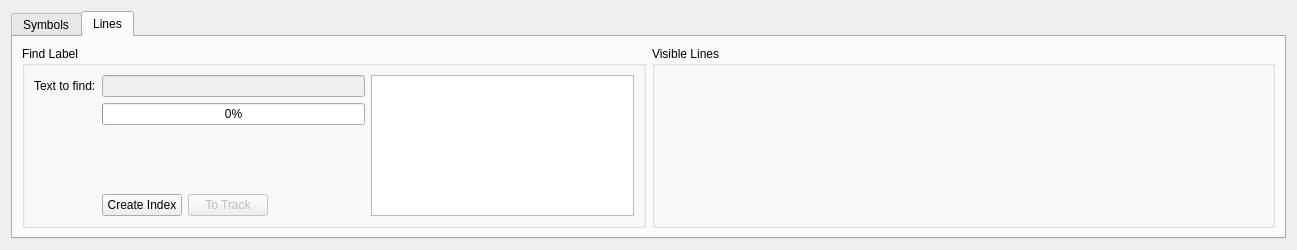
ntruchsess/QLandkarteGT, file src/IMapSearchWidget.ui: the form before one commit.
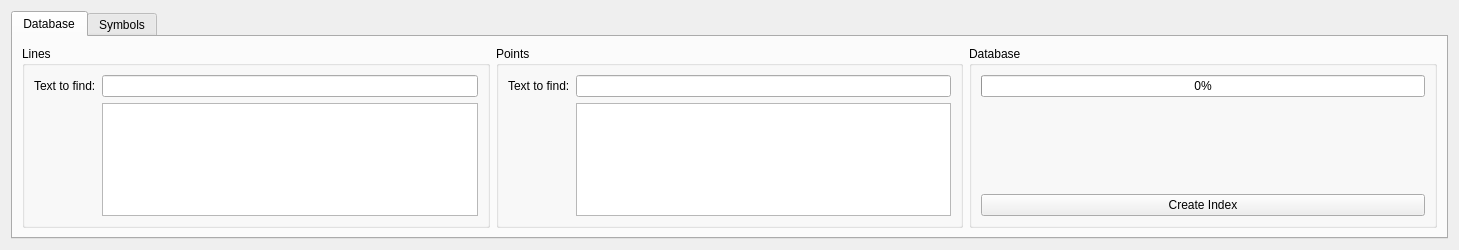
The form after the commit.

Commit message: add points and pois to database

Patch:
```diff
--- a/src/IMapSearchWidget.ui
+++ b/src/IMapSearchWidget.ui
@@ -5,7 +5,7 @@
    <rect>
     <x>0</x>
     <y>0</y>
-    <width>1297</width>
+    <width>1459</width>
     <height>250</height>
    </rect>
   </property>
@@ -30,6 +30,105 @@
      <property name="currentIndex" >
       <number>1</number>
      </property>
+     <widget class="QWidget" name="lines" >
+      <attribute name="title" >
+       <string>Database</string>
+      </attribute>
+      <layout class="QHBoxLayout" name="horizontalLayout" >
+       <item>
+        <widget class="QGroupBox" name="groupLines" >
+         <property name="title" >
+          <string>Lines</string>
+         </property>
+         <layout class="QGridLayout" name="gridLayout" >
+          <item row="0" column="0" >
+           <widget class="QLabel" name="label_3" >
+            <property name="text" >
+             <string>Text to find:</string>
+            </property>
+           </widget>
+          </item>
+          <item row="1" column="1" >
+           <widget class="QListWidget" name="listResultLines" >
+            <property name="selectionMode" >
+             <enum>QAbstractItemView::ExtendedSelection</enum>
+            </property>
+           </widget>
+          </item>
+          <item row="0" column="1" >
+           <widget class="QLineEdit" name="lineTextToFindLines" />
+          </item>
+         </layout>
+        </widget>
+       </item>
+       <item>
+        <widget class="QGroupBox" name="groupPoints" >
+         <property name="title" >
+          <string>Points</string>
+         </property>
+         <layout class="QGridLayout" name="gridLayout_2" >
+          <item row="0" column="0" >
+           <widget class="QLabel" name="label_4" >
+            <property name="text" >
+             <string>Text to find:</string>
+            </property>
+           </widget>
+          </item>
+          <item row="0" column="1" >
+           <widget class="QLineEdit" name="lineTextToFindPoints" >
+            <property name="enabled" >
+             <bool>true</bool>
+            </property>
+           </widget>
+          </item>
+          <item row="1" column="1" >
+           <widget class="QListWidget" name="listResultPoints" >
+            <property name="selectionMode" >
+             <enum>QAbstractItemView::ExtendedSelection</enum>
+            </property>
+           </widget>
+          </item>
+         </layout>
+        </widget>
+       </item>
+       <item>
+        <widget class="QGroupBox" name="groupBox_3" >
+         <property name="title" >
+          <string>Database</string>
+         </property>
+         <layout class="QVBoxLayout" name="verticalLayout_3" >
+          <item>
+           <widget class="QProgressBar" name="progressBar2" >
+            <property name="value" >
+             <number>0</number>
+            </property>
+           </widget>
+          </item>
+          <item>
+           <widget class="QLabel" name="labelProgress2" >
+            <property name="text" >
+             <string/>
+            </property>
+            <property name="wordWrap" >
+             <bool>true</bool>
+            </property>
+           </widget>
+          </item>
+          <item>
+           <widget class="QPushButton" name="pushCreateIndex" >
+            <property name="enabled" >
+             <bool>true</bool>
+            </property>
+            <property name="text" >
+             <string>Create Index</string>
+            </property>
+           </widget>
+          </item>
+         </layout>
+        </widget>
+       </item>
+      </layout>
+     </widget>
      <widget class="QWidget" name="symbols" >
       <attribute name="title" >
        <string>Symbols</string>
@@ -279,119 +378,6 @@
        </item>
       </layout>
      </widget>
-     <widget class="QWidget" name="lines" >
-      <attribute name="title" >
-       <string>Lines</string>
-      </attribute>
-      <layout class="QHBoxLayout" name="horizontalLayout_2" >
-       <item>
-        <widget class="QGroupBox" name="groupBox" >
-         <property name="title" >
-          <string>Find Label</string>
-         </property>
-         <layout class="QGridLayout" name="gridLayout" >
-          <item row="0" column="0" >
-           <widget class="QLabel" name="label_3" >
-            <property name="text" >
-             <string>Text to find:</string>
-            </property>
-           </widget>
-          </item>
-          <item row="0" column="1" >
-           <widget class="QLineEdit" name="lineTextToFind" >
-            <property name="enabled" >
-             <bool>false</bool>
-            </property>
-           </widget>
-          </item>
-          <item rowspan="4" row="0" column="2" >
-           <widget class="QListWidget" name="listResultLines" >
-            <property name="selectionMode" >
-             <enum>QAbstractItemView::ExtendedSelection</enum>
-            </property>
-           </widget>
-          </item>
-          <item row="1" column="1" >
-           <widget class="QProgressBar" name="progressBar2" >
-            <property name="value" >
-             <number>0</number>
-            </property>
-           </widget>
-          </item>
-          <item row="2" column="1" >
-           <widget class="QLabel" name="labelProgress2" >
-            <property name="text" >
-             <string/>
-            </property>
-            <property name="wordWrap" >
-             <bool>true</bool>
-            </property>
-           </widget>
-          </item>
-          <item row="3" column="1" >
-           <layout class="QHBoxLayout" name="horizontalLayout" >
-            <item>
-             <widget class="QPushButton" name="pushCreateIndex" >
-              <property name="enabled" >
-               <bool>true</bool>
-              </property>
-              <property name="text" >
-               <string>Create Index</string>
-              </property>
-             </widget>
-            </item>
-            <item>
-             <widget class="QPushButton" name="pushToTrack" >
-              <property name="enabled" >
-               <bool>false</bool>
-              </property>
-              <property name="text" >
-               <string>To Track</string>
-              </property>
-             </widget>
-            </item>
-            <item>
-             <spacer name="horizontalSpacer_2" >
-              <property name="orientation" >
-               <enum>Qt::Horizontal</enum>
-              </property>
-              <property name="sizeHint" stdset="0" >
-               <size>
-                <width>40</width>
-                <height>20</height>
-               </size>
-              </property>
-             </spacer>
-            </item>
-           </layout>
-          </item>
-         </layout>
-        </widget>
-       </item>
-       <item>
-        <widget class="QGroupBox" name="groupBox_2" >
-         <property name="title" >
-          <string>Visible Lines</string>
-         </property>
-         <layout class="QGridLayout" name="gridLayout_2" >
-          <item row="0" column="0" >
-           <spacer name="horizontalSpacer" >
-            <property name="orientation" >
-             <enum>Qt::Horizontal</enum>
-            </property>
-            <property name="sizeHint" stdset="0" >
-             <size>
-              <width>40</width>
-              <height>20</height>
-             </size>
-            </property>
-           </spacer>
-          </item>
-         </layout>
-        </widget>
-       </item>
-      </layout>
-     </widget>
     </widget>
    </item>
   </layout>
```
Left out of the diff: 2 changed lines with no effect on the pictures. The commit also changes 10 other files.
